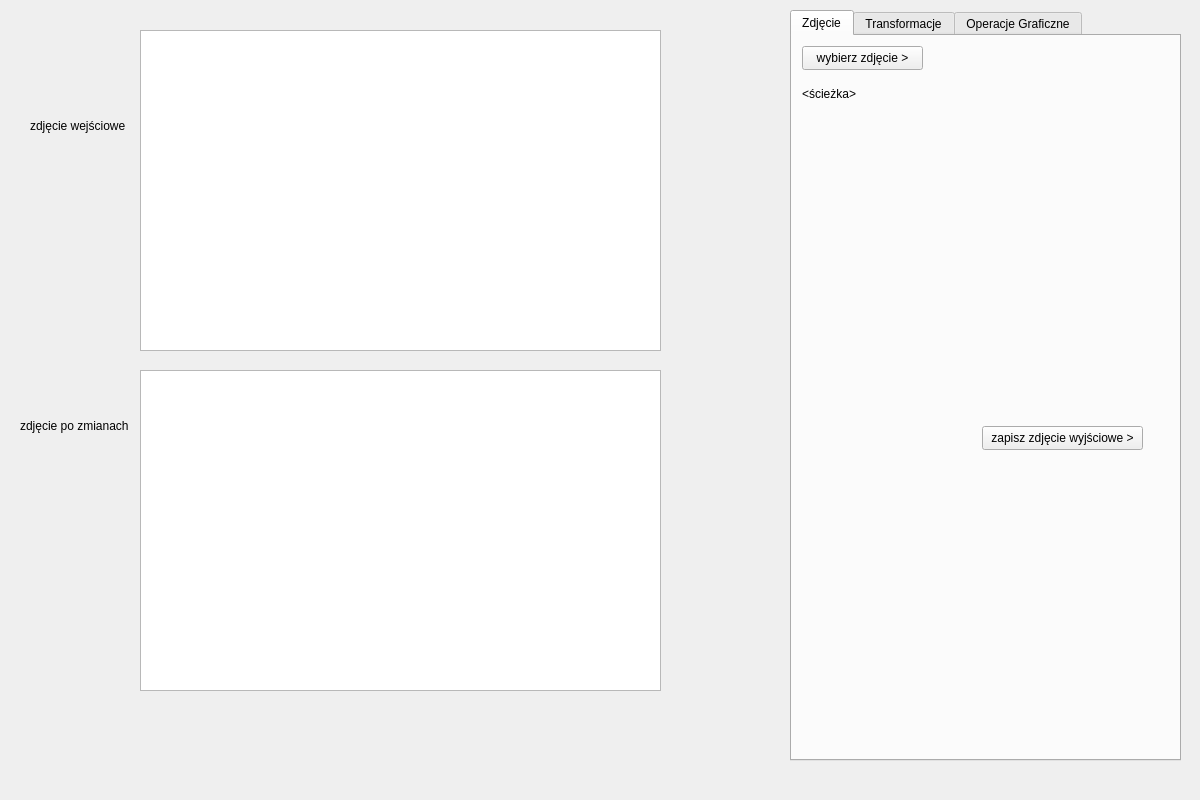
First picture: the form in ManipulatorZdjecPIPAO/mainwindow.ui, repository Wiktor-Kobryn/ManipulatorZdjecPIPAO, before the edit.
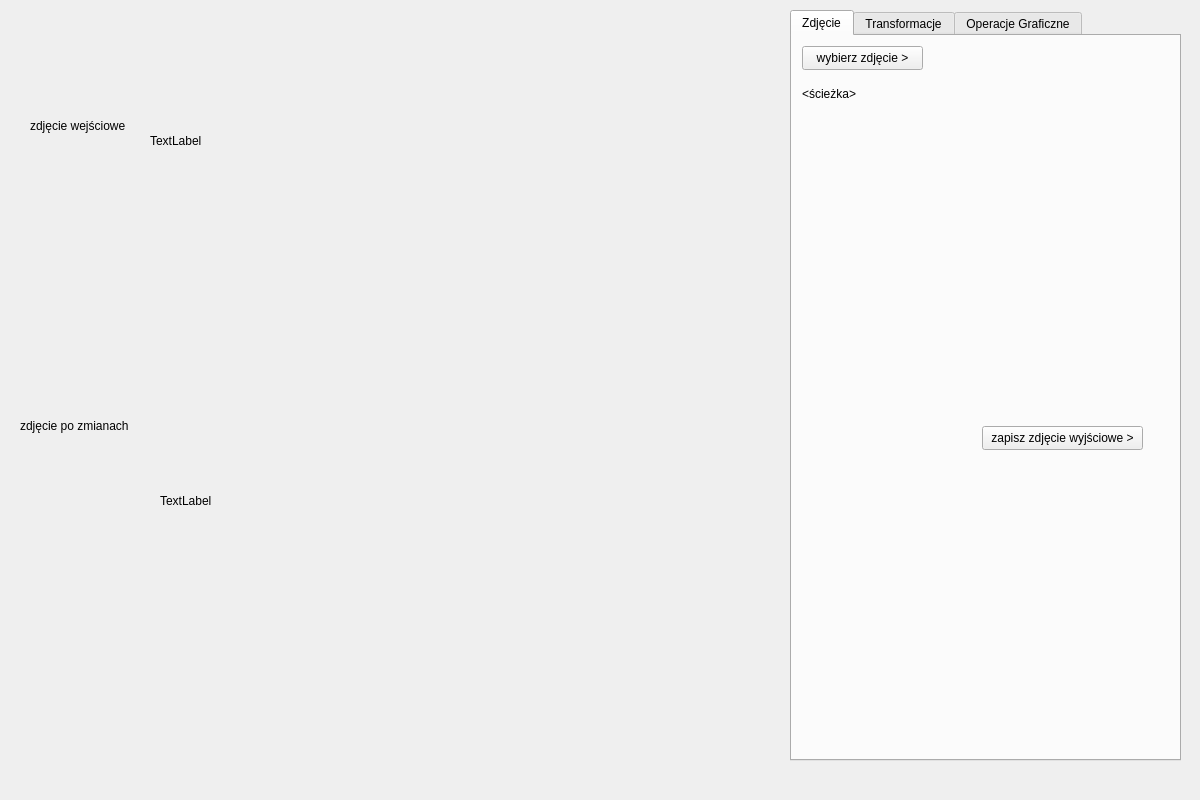
Second picture: the form after the edit.

What changed in the file:
```diff
--- a/ManipulatorZdjecPIPAO/mainwindow.ui
+++ b/ManipulatorZdjecPIPAO/mainwindow.ui
@@ -107,26 +107,6 @@
      </attribute>
     </widget>
    </widget>
-   <widget class="QGraphicsView" name="GrViewZdjecieWe">
-    <property name="geometry">
-     <rect>
-      <x>140</x>
-      <y>30</y>
-      <width>521</width>
-      <height>321</height>
-     </rect>
-    </property>
-   </widget>
-   <widget class="QGraphicsView" name="GrViewZdjecieWy">
-    <property name="geometry">
-     <rect>
-      <x>140</x>
-      <y>370</y>
-      <width>521</width>
-      <height>321</height>
-     </rect>
-    </property>
-   </widget>
    <widget class="QLabel" name="LblZdjecieWe">
     <property name="geometry">
      <rect>
@@ -153,6 +133,32 @@
      <string>zdjęcie po zmianach</string>
     </property>
    </widget>
+   <widget class="QLabel" name="GrViewZdjecieWe">
+    <property name="geometry">
+     <rect>
+      <x>150</x>
+      <y>40</y>
+      <width>301</width>
+      <height>201</height>
+     </rect>
+    </property>
+    <property name="text">
+     <string>TextLabel</string>
+    </property>
+   </widget>
+   <widget class="QLabel" name="GrViewZdjecieWy">
+    <property name="geometry">
+     <rect>
+      <x>160</x>
+      <y>380</y>
+      <width>501</width>
+      <height>241</height>
+     </rect>
+    </property>
+    <property name="text">
+     <string>TextLabel</string>
+    </property>
+   </widget>
   </widget>
  </widget>
  <resources/>
```
